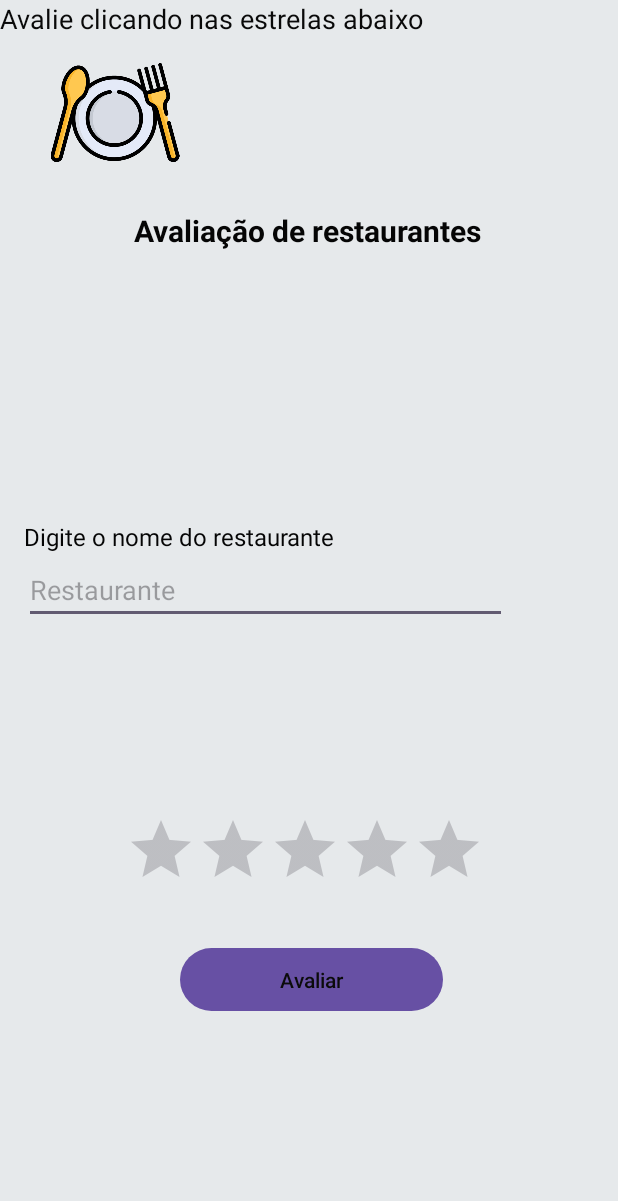
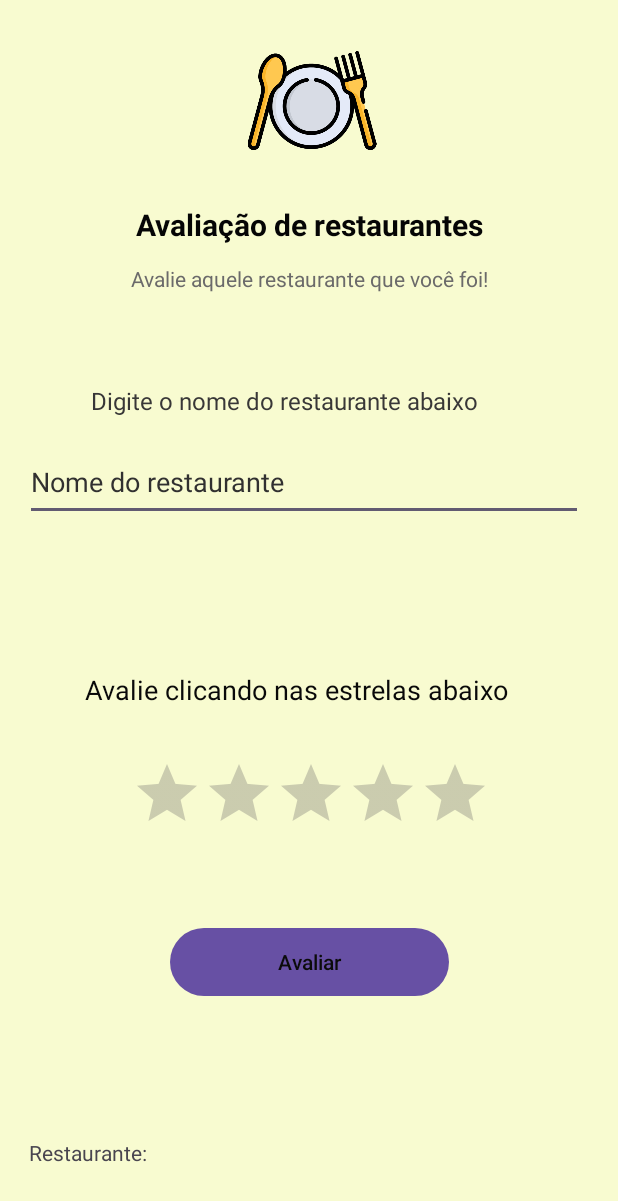
Before and after one commit to CarlosEduDev/avaliacao_restaurantes, an Android app: the screen it shows after launch (MainActivity), on a phone screen of 412 x 824 dp. Shown: the top 1201 px of the screen. Run offline under Robolectric (Android 15) with nearby library versions, the phone set to English and light mode, and no system bars.

Commit message:
feat: desenvolvimento do app finalizado

```diff
--- a/app/src/main/java/com/example/avaliaopdm/MainActivity.java
+++ b/app/src/main/java/com/example/avaliaopdm/MainActivity.java
@@ -1,6 +1,13 @@
 package com.example.avaliaopdm;
 
+import android.annotation.SuppressLint;
 import android.os.Bundle;
+import android.view.View;
+import android.widget.Button;
+import android.widget.EditText;
+import android.widget.RatingBar;
+import android.widget.TextView;
+import android.widget.Toast;
 
 import androidx.activity.EdgeToEdge;
 import androidx.appcompat.app.AppCompatActivity;
@@ -10,6 +17,13 @@ import androidx.core.view.WindowInsetsCompat;
 
 public class MainActivity extends AppCompatActivity {
 
+    private EditText textNomeRestaurante;
+    private Button btnAvaliar;
+    private RatingBar ratingRest;
+    private TextView textResult;
+
+
+    @SuppressLint("MissingInflatedId")
     @Override
     protected void onCreate(Bundle savedInstanceState) {
         super.onCreate(savedInstanceState);
@@ -20,5 +34,34 @@ public class MainActivity extends AppCompatActivity {
             v.setPadding(systemBars.left, systemBars.top, systemBars.right, systemBars.bottom);
             return insets;
         });
+
+        textNomeRestaurante = findViewById(R.id.textNomeRestaurante);
+        btnAvaliar = findViewById(R.id.btnAvaliar);
+        ratingRest = findViewById(R.id.ratingRest);
+        textResult = findViewById(R.id.mostrarRest);
+
+        ratingRest.setNumStars(5);
+
+
+        btnAvaliar.setOnClickListener(new View.OnClickListener() {
+            @Override
+            public void onClick(View v) {
+            String nomeRestaurante = textNomeRestaurante.getText().toString();
+            String resultado = textResult.getText().toString();
+
+                if(nomeRestaurante.isEmpty()){
+                    Toast.makeText(MainActivity.this, "O campo do nome do restaurante não pode ser vazio", Toast.LENGTH_SHORT).show();
+                }else{
+                    textResult.setText("Restaurante: " + nomeRestaurante + " estrelas: " + ratingRest.getRating());
+                }
+            }
+        });
+
+        ratingRest.setOnRatingBarChangeListener(new RatingBar.OnRatingBarChangeListener() {
+            @Override
+            public void onRatingChanged(RatingBar ratingBar, float rating, boolean fromUser) {
+                Toast.makeText(MainActivity.this, "Estrelas: " + rating, Toast.LENGTH_SHORT).show();
+            }
+        });
     }
 }
--- a/app/src/main/res/layout/activity_main.xml
+++ b/app/src/main/res/layout/activity_main.xml
@@ -5,13 +5,14 @@
     android:id="@+id/main"
     android:layout_width="match_parent"
     android:layout_height="match_parent"
-    android:background="#e6e9eb"
+    android:background="#F8FBD0"
     tools:context=".MainActivity">
 
     <TextView
+        android:id="@+id/textView3"
         android:layout_width="243dp"
         android:layout_height="28dp"
-        android:layout_marginTop="140dp"
+        android:layout_marginTop="136dp"
         android:fontFamily="sans-serif"
         android:text="Avaliação de restaurantes"
         android:textAlignment="center"
@@ -19,7 +20,6 @@
         android:textSize="20sp"
         android:textStyle="bold"
         app:layout_constraintEnd_toEndOf="parent"
-        app:layout_constraintHorizontal_bias="0.493"
         app:layout_constraintStart_toStartOf="parent"
         app:layout_constraintTop_toTopOf="parent" />
 
@@ -27,70 +27,106 @@
         android:id="@+id/imageView"
         android:layout_width="93dp"
         android:layout_height="86dp"
-        android:layout_marginTop="32dp"
+        android:layout_marginTop="24dp"
         app:layout_constraintEnd_toEndOf="parent"
-        app:layout_constraintHorizontal_bias="0.094"
+        app:layout_constraintHorizontal_bias="0.506"
         app:layout_constraintStart_toStartOf="parent"
         app:layout_constraintTop_toTopOf="parent"
         app:srcCompat="@drawable/dish" />
 
     <TextView
         android:id="@+id/textView"
-        android:layout_width="238dp"
-        android:layout_height="21dp"
-        android:layout_marginBottom="456dp"
-        android:text="Digite o nome do restaurante"
-        android:textColor="#050505"
+        android:layout_width="294dp"
+        android:layout_height="31dp"
+        android:layout_marginTop="256dp"
+        android:text="Digite o nome do restaurante abaixo"
+        android:textColor="#383737"
         android:textSize="16sp"
-        app:layout_constraintBottom_toBottomOf="parent"
         app:layout_constraintEnd_toEndOf="parent"
-        app:layout_constraintHorizontal_bias="0.092"
-        app:layout_constraintStart_toStartOf="parent" />
-
-    <EditText
-        android:id="@+id/editTextText"
-        android:layout_width="322dp"
-        android:layout_height="40dp"
-        android:layout_marginBottom="408dp"
-        android:ems="10"
-        android:hint="Restaurante"
-        android:inputType="text"
-        app:layout_constraintBottom_toBottomOf="parent"
-        app:layout_constraintEnd_toEndOf="parent"
-        app:layout_constraintHorizontal_bias="0.179"
-        app:layout_constraintStart_toStartOf="parent" />
+        app:layout_constraintHorizontal_bias="0.512"
+        app:layout_constraintStart_toStartOf="parent"
+        app:layout_constraintTop_toTopOf="parent" />
 
     <RatingBar
-        android:id="@+id/ratingBar"
+        android:id="@+id/ratingRest"
         android:layout_width="wrap_content"
         android:layout_height="wrap_content"
-        android:layout_marginBottom="224dp"
-        app:layout_constraintBottom_toBottomOf="parent"
+        android:layout_marginBottom="52dp"
+        android:progressTint="#F6E01E"
+        app:layout_constraintBottom_toTopOf="@+id/btnAvaliar"
         app:layout_constraintEnd_toEndOf="parent"
-        app:layout_constraintHorizontal_bias="0.485"
+        app:layout_constraintHorizontal_bias="0.508"
         app:layout_constraintStart_toStartOf="parent" />
 
     <TextView
         android:id="@+id/textView2"
-        android:layout_width="283dp"
-        android:layout_height="24dp"
+        android:layout_width="298dp"
+        android:layout_height="38dp"
+        android:layout_marginBottom="20dp"
         android:text="Avalie clicando nas estrelas abaixo"
         android:textColor="#090909"
         android:textSize="18sp"
-        tools:layout_editor_absoluteX="64dp"
-        tools:layout_editor_absoluteY="395dp" />
+        app:layout_constraintBottom_toTopOf="@+id/ratingRest"
+        app:layout_constraintEnd_toEndOf="parent"
+        app:layout_constraintHorizontal_bias="0.495"
+        app:layout_constraintStart_toStartOf="parent"
+        app:layout_constraintTop_toBottomOf="@+id/textNomeRestaurante"
+        app:layout_constraintVertical_bias="1.0" />
 
     <Button
-        android:id="@+id/button"
-        android:layout_width="175dp"
-        android:layout_height="50dp"
-        android:layout_marginTop="28dp"
+        android:id="@+id/btnAvaliar"
+        android:layout_width="186dp"
+        android:layout_height="53dp"
+        android:layout_marginBottom="156dp"
         android:text="Avaliar"
         android:textColor="#0B0B0B"
         android:textColorLink="#00BCD4"
+        app:layout_constraintBottom_toBottomOf="parent"
         app:layout_constraintEnd_toEndOf="parent"
-        app:layout_constraintHorizontal_bias="0.507"
+        app:layout_constraintStart_toStartOf="parent" />
+
+    <EditText
+        android:id="@+id/textNomeRestaurante"
+        android:layout_width="372dp"
+        android:layout_height="52dp"
+        android:layout_marginTop="8dp"
+        android:autoText="true"
+        android:ems="10"
+        android:hint="Nome do restaurante"
+        android:inputType="text"
+        android:textColor="#101010"
+        android:textColorHint="#313030"
+        android:textColorLink="#050505"
+        app:layout_constraintEnd_toEndOf="parent"
+        app:layout_constraintHorizontal_bias="0.41"
         app:layout_constraintStart_toStartOf="parent"
-        app:layout_constraintTop_toBottomOf="@+id/ratingBar" />
+        app:layout_constraintTop_toBottomOf="@+id/textView" />
+
+    <TextView
+        android:id="@+id/textView4"
+        android:layout_width="259dp"
+        android:layout_height="26dp"
+        android:layout_marginTop="12dp"
+        android:text="Avalie aquele restaurante que você foi!"
+        android:textColor="#6B6A6A"
+        android:textColorHighlight="#282626"
+        android:textColorHint="#0F0E0E"
+        android:textColorLink="#090909"
+        android:textSize="14sp"
+        app:layout_constraintEnd_toEndOf="parent"
+        app:layout_constraintHorizontal_bias="0.572"
+        app:layout_constraintStart_toStartOf="parent"
+        app:layout_constraintTop_toBottomOf="@+id/textView3" />
+
+    <TextView
+        android:id="@+id/mostrarRest"
+        android:layout_width="366dp"
+        android:layout_height="29dp"
+        android:layout_marginBottom="36dp"
+        android:text=" Restaurante: "
+        app:layout_constraintBottom_toBottomOf="parent"
+        app:layout_constraintEnd_toEndOf="parent"
+        app:layout_constraintHorizontal_bias="0.355"
+        app:layout_constraintStart_toStartOf="parent" />
 
 </androidx.constraintlayout.widget.ConstraintLayout>
```
